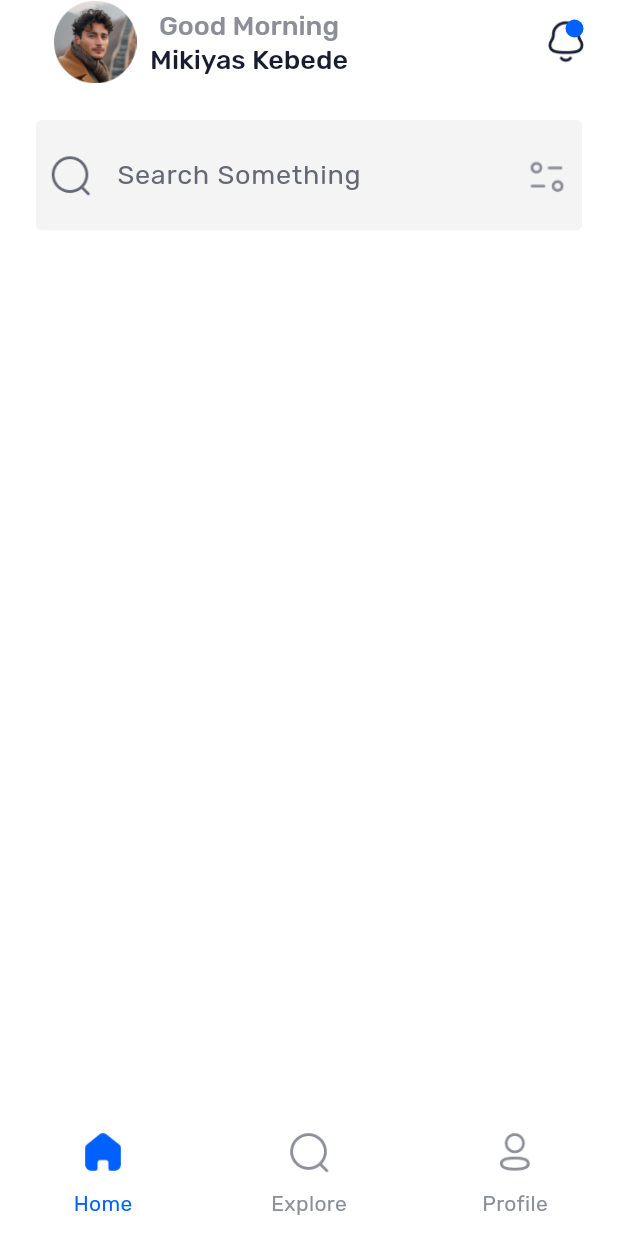
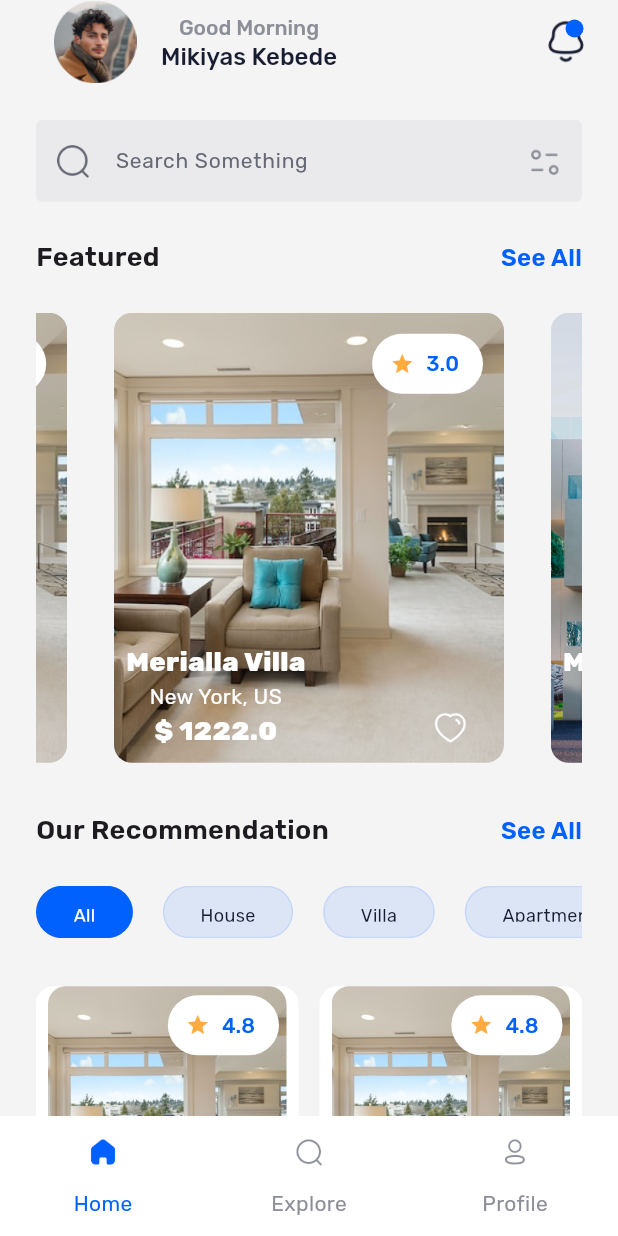
Before and after one commit to Miki0035/flutter_real_state_app, a Flutter app: the MBottomNavigation screen opened directly, on a phone screen of 412 x 824 dp. Run offline on Flutter 3.47's test engine with Material 3 defaults, Android fonts, the light colour scheme and no system bars; drawn by our look-alikes of carousel_slider.

Commit message:
finised home screen, added carousel, changed font size

```diff
--- /dev/null
+++ b/lib/common/widgets/headline_text.dart
@@ -0,0 +1,35 @@
+import 'package:flutter/material.dart';
+import 'package:real_state_app/utilis/constants/colors.dart';
+import 'package:real_state_app/utilis/constants/sizes.dart';
+
+class MHeadline extends StatelessWidget {
+  const MHeadline(
+      {super.key, required this.leadingText, this.trailingText = ""});
+
+  final String leadingText;
+  final String trailingText;
+
+  @override
+  Widget build(BuildContext context) {
+    return Row(
+      mainAxisAlignment: MainAxisAlignment.spaceBetween,
+      children: [
+        Flexible(
+          child: Text(
+            leadingText,
+            style: const TextStyle(
+                fontSize: MSize.fontSizeLg, fontWeight: FontWeight.w600),
+          ),
+        ),
+        if (trailingText.isNotEmpty)
+          Text(
+            trailingText,
+            style: const TextStyle(
+                fontSize: MSize.fontSizeMd,
+                color: MColor.blue,
+                fontWeight: FontWeight.w600),
+          ),
+      ],
+    );
+  }
+}
--- a/lib/common/widgets/search_bar.dart
+++ b/lib/common/widgets/search_bar.dart
@@ -11,11 +11,12 @@ class MSearchBar extends StatelessWidget {
   @override
   Widget build(BuildContext context) {
     return Container(
-      padding: const EdgeInsets.all(8.0),
       decoration: BoxDecoration(
         borderRadius: BorderRadius.circular(4.0),
         color: MColor.veryLightBlack.withValues(alpha: 0.1),
       ),
+      child: Padding(
+        padding: const EdgeInsets.symmetric(horizontal: 12.0),
         child: Row(
           mainAxisAlignment: MainAxisAlignment.spaceBetween,
           children: [
@@ -28,12 +29,12 @@ class MSearchBar extends StatelessWidget {
                       border: InputBorder.none,
                       icon: Image.asset(
                         MImage.search,
-                      width: 30,
-                      height: 30,
+                        width: 25,
+                        height: 25,
                       ),
                       labelText: "Search Something",
                       labelStyle: const TextStyle(
-                        fontSize: MSize.fontSizeLg, color: MColor.lightBlack),
+                          fontSize: MSize.fontSizeSm, color: MColor.lightBlack),
                     ),
                   ),
                 ),
@@ -41,10 +42,11 @@ class MSearchBar extends StatelessWidget {
             ),
             Image.asset(
               MImage.filter,
-            width: 30,
-            height: 30,
+              width: 25,
+              height: 25,
             )
           ],
+        ),
       ),
     );
   }
--- /dev/null
+++ b/lib/features/home/models/apartment_model.dart
@@ -0,0 +1,14 @@
+class ApartmentModel {
+  final String image;
+  final String apartmentName;
+  final String location;
+  final double rating;
+  final double price;
+
+  ApartmentModel(
+      {required this.image,
+      required this.apartmentName,
+      required this.location,
+      required this.rating,
+      required this.price});
+}
--- a/lib/features/home/screens/home.dart
+++ b/lib/features/home/screens/home.dart
@@ -1,17 +1,53 @@
 import 'package:flutter/material.dart';
 import 'package:real_state_app/common/widgets/appbar.dart';
+import 'package:real_state_app/common/widgets/headline_text.dart';
 import 'package:real_state_app/common/widgets/icons/bell_icon.dart';
 import 'package:real_state_app/common/widgets/search_bar.dart';
+import 'package:real_state_app/features/home/models/apartment_model.dart';
+import 'package:real_state_app/features/home/screens/widgets/carousel_item_widget.dart';
+import 'package:real_state_app/features/home/screens/widgets/custom_grid_view_item.dart';
+import 'package:real_state_app/features/home/screens/widgets/home_menu_item.dart';
 import 'package:real_state_app/utilis/constants/colors.dart';
 import 'package:real_state_app/utilis/constants/images.dart';
 import 'package:real_state_app/utilis/constants/sizes.dart';
+import 'package:carousel_slider/carousel_slider.dart';
 
 class MHomeScreen extends StatelessWidget {
-  const MHomeScreen({super.key});
+  MHomeScreen({super.key});
+
+  final List<ApartmentModel> apartments = [
+    ApartmentModel(
+        image: MImage.newYork,
+        apartmentName: "Merialla Villa",
+        location: "New York, US",
+        rating: 3.0,
+        price: 1222),
+    ApartmentModel(
+        image: MImage.japan,
+        apartmentName: "Modernica Villa",
+        location: "New York, US",
+        rating: 3.8,
+        price: 1500),
+    ApartmentModel(
+        image: MImage.japan,
+        apartmentName: "Modernica Villa",
+        location: "New York, US",
+        rating: 3.3,
+        price: 2000),
+    ApartmentModel(
+        image: MImage.newYork,
+        apartmentName: "Merialla Villa",
+        location: "New York, US",
+        rating: 2.5,
+        price: 2580),
+  ];
+
+  final List<String> menus = ["All", "House", "Villa", "Apartments", "Others"];
 
   @override
   Widget build(BuildContext context) {
     return Scaffold(
+      backgroundColor: MColor.veryLightBlack.withValues(alpha: 0.1),
       appBar: MAppBar(
           title: Row(
             mainAxisAlignment: MainAxisAlignment.start,
@@ -31,7 +67,7 @@ class MHomeScreen extends StatelessWidget {
                       "Good Morning",
                       style: TextStyle(
                           color: MColor.veryLightBlack,
-                          fontSize: MSize.fontSizeLg,
+                          fontSize: MSize.fontSizeSm,
                           fontWeight: FontWeight.w500),
                     ),
                     Text(
@@ -39,7 +75,7 @@ class MHomeScreen extends StatelessWidget {
                       style: TextStyle(
                           color: MColor.black,
                           fontWeight: FontWeight.w500,
-                          fontSize: MSize.fontSizeLg),
+                          fontSize: MSize.fontSizeMd),
                     ),
                   ],
                 ),
@@ -47,12 +83,91 @@ class MHomeScreen extends StatelessWidget {
             ],
           ),
           actions: const [MBellIcon()]),
-      body: const SingleChildScrollView(
+      body: SingleChildScrollView(
         child: Padding(
-          padding: EdgeInsets.all(MSize.defaultSpace),
+          padding: const EdgeInsets.all(MSize.defaultSpace),
           child: Column(
             children: [
-              MSearchBar(),
+              //SEARCH BAR
+              const MSearchBar(),
+              const SizedBox(
+                height: MSize.defaultSpace,
+              ),
+
+              // HEADLINE TEXT
+              const MHeadline(
+                leadingText: "Featured",
+                trailingText: "See All",
+              ),
+              const SizedBox(
+                height: MSize.defaultSpace,
+              ),
+
+              //CAROUSEL SLIDER
+              CarouselSlider.builder(
+                options: CarouselOptions(
+                  autoPlay: true,
+                  height: 300,
+                  scrollDirection: Axis.horizontal,
+                ),
+                itemCount: apartments.length,
+                itemBuilder: (_, int itemIndex, int pageViewIndex) =>
+                    MCarouselItem(
+                        image: apartments[itemIndex].image,
+                        apartmentName: apartments[itemIndex].apartmentName,
+                        location: apartments[itemIndex].location,
+                        rating: apartments[itemIndex].rating,
+                        price: apartments[itemIndex].price),
+              ),
+
+              const SizedBox(
+                height: MSize.spaceBtwSections,
+              ),
+
+              const MHeadline(
+                leadingText: "Our Recommendation",
+                trailingText: "See All",
+              ),
+
+              const SizedBox(
+                height: MSize.defaultSpace,
+              ),
+
+              // MENUS
+              SizedBox(
+                height: 35,
+                child: ListView.separated(
+                  separatorBuilder: (_, index) => const SizedBox(
+                    width: 20,
+                  ),
+                  scrollDirection: Axis.horizontal,
+                  itemCount: menus.length,
+                  itemBuilder: (_, index) =>
+                      MHomeMenu(menu: menus[index], index: index),
+                ),
+              ),
+
+              const SizedBox(
+                height: MSize.spaceBtwSections,
+              ),
+
+              // GRID VIEW
+              GridView.builder(
+                  shrinkWrap: true,
+                  physics: const NeverScrollableScrollPhysics(),
+                  itemCount: 4,
+                  gridDelegate: const SliverGridDelegateWithFixedCrossAxisCount(
+                      crossAxisCount: 2,
+                      crossAxisSpacing: 14,
+                      childAspectRatio: 8 / 14,
+                      mainAxisSpacing: 12),
+                  itemBuilder: (_, index) => const MHomeGridItem(
+                        image: MImage.newYork,
+                        apartmentName: "La Grand Maison",
+                        location: "Tokyo, Japan",
+                        price: 12219,
+                        rating: 4.8,
+                      ))
             ],
           ),
         ),
--- /dev/null
+++ b/lib/features/home/screens/widgets/carousel_item_widget.dart
@@ -0,0 +1,114 @@
+import 'package:flutter/material.dart';
+import 'package:real_state_app/utilis/constants/colors.dart';
+import 'package:real_state_app/utilis/constants/images.dart';
+import 'package:real_state_app/utilis/constants/sizes.dart';
+
+class MCarouselItem extends StatelessWidget {
+  const MCarouselItem({
+    super.key,
+    required this.image,
+    required this.apartmentName,
+    required this.location,
+    required this.rating,
+    required this.price,
+  });
+
+  final String image;
+  final String apartmentName;
+  final String location;
+  final double rating;
+  final double price;
+
+  @override
+  Widget build(BuildContext context) {
+    return ClipRRect(
+      borderRadius: BorderRadius.circular(12.0),
+      child: SizedBox(
+        width: 260,
+        height: 300,
+        child: Stack(
+          children: [
+            // BACKGROUND IMAGE
+            Positioned.fill(
+              child: Image.asset(
+                image,
+                fit: BoxFit.cover,
+              ),
+            ),
+            // APARTEMENT DISCRIPTION
+            Positioned(
+              left: 0,
+              bottom: 0,
+              child: Padding(
+                padding: const EdgeInsets.all(8.0),
+                child: Column(
+                  mainAxisAlignment: MainAxisAlignment.start,
+                  children: [
+                    Text(
+                      apartmentName,
+                      style: const TextStyle(
+                          color: Colors.white,
+                          fontSize: MSize.fontSizeLg,
+                          fontWeight: FontWeight.w800),
+                    ),
+                    Text(
+                      location,
+                      style: const TextStyle(
+                        color: Colors.white,
+                        fontSize: MSize.fontSizeSm,
+                      ),
+                    ),
+                    Text(
+                      "\$ $price",
+                      style: const TextStyle(
+                          color: Colors.white,
+                          fontWeight: FontWeight.w800,
+                          fontSize: MSize.fontSizeLg),
+                    ),
+                  ],
+                ),
+              ),
+            ),
+
+            // HEART ICON
+            Positioned(
+              right: 12,
+              bottom: 0,
+              child: IconButton(
+                onPressed: () {},
+                icon: Image.asset(
+                  MImage.heart,
+                  width: MSize.iconMd,
+                  height: MSize.iconMd,
+                ),
+              ),
+            ),
+
+            // RATING
+            Positioned(
+              right: 14,
+              top: 10,
+              child: TextButton.icon(
+                style: TextButton.styleFrom(
+                  backgroundColor: Colors.white,
+                  iconSize: MSize.iconSm,
+                  iconColor: Colors.orangeAccent,
+                  side: const BorderSide(width: 1.0, color: Colors.transparent),
+                ),
+                onPressed: () {},
+                label: Text(
+                  "$rating",
+                  style: const TextStyle(
+                    color: MColor.blue,
+                  ),
+                ),
+                iconAlignment: IconAlignment.start,
+                icon: const Icon(Icons.star),
+              ),
+            ),
+          ],
+        ),
+      ),
+    );
+  }
+}
--- /dev/null
+++ b/lib/features/home/screens/widgets/custom_grid_view_item.dart
@@ -0,0 +1,116 @@
+import 'package:flutter/material.dart';
+import 'package:real_state_app/utilis/constants/colors.dart';
+import 'package:real_state_app/utilis/constants/images.dart';
+import 'package:real_state_app/utilis/constants/sizes.dart';
+
+class MHomeGridItem extends StatelessWidget {
+  const MHomeGridItem({
+    super.key,
+    required this.image,
+    required this.rating,
+    required this.apartmentName,
+    required this.location,
+    required this.price,
+  });
+
+  final String image;
+  final double rating;
+  final String apartmentName;
+  final String location;
+  final double price;
+
+  @override
+  Widget build(BuildContext context) {
+    return Container(
+      padding: const EdgeInsets.symmetric(horizontal: 8.0),
+      decoration: BoxDecoration(
+          color: Colors.white, borderRadius: BorderRadius.circular(12.0)),
+      child: Column(
+        crossAxisAlignment: CrossAxisAlignment.start,
+        children: [
+          SizedBox(
+            width: double.infinity,
+            height: 200,
+            child: ClipRRect(
+              borderRadius: BorderRadius.circular(12.0),
+              child: Stack(
+                children: [
+                  Positioned.fill(
+                    child: Image.asset(
+                      image,
+                      fit: BoxFit.cover,
+                    ),
+                  ),
+                  // RATING
+                  Positioned(
+                    right: 5,
+                    top: 2,
+                    child: TextButton.icon(
+                      style: TextButton.styleFrom(
+                        backgroundColor: Colors.white,
+                        iconSize: MSize.iconSm,
+                        iconColor: Colors.orangeAccent,
+                        side: const BorderSide(
+                            width: 1.0, color: Colors.transparent),
+                      ),
+                      onPressed: () {},
+                      label: Text(
+                        "$rating",
+                        style: const TextStyle(
+                          color: MColor.blue,
+                        ),
+                      ),
+                      iconAlignment: IconAlignment.start,
+                      icon: const Icon(Icons.star),
+                    ),
+                  ),
+                ],
+              ),
+            ),
+          ),
+          const SizedBox(
+            height: 8.0,
+          ),
+          Text(
+            apartmentName,
+            style: const TextStyle(
+              fontWeight: FontWeight.w600,
+              fontSize: MSize.fontSizeMd,
+            ),
+          ),
+          const SizedBox(
+            height: 4.0,
+          ),
+          Text(
+            location,
+            style: const TextStyle(
+                fontSize: MSize.fontSizeSm, color: MColor.lightBlack),
+          ),
+          Row(
+            mainAxisAlignment: MainAxisAlignment.spaceBetween,
+            children: [
+              //PRICE
+              Text(
+                '\$$price',
+                style: const TextStyle(
+                  color: MColor.blue,
+                  fontWeight: FontWeight.w600,
+                ),
+              ),
+              // HEAR ICON
+              IconButton(
+                onPressed: () {},
+                icon: Image.asset(
+                  MImage.heart,
+                  color: Colors.black,
+                  width: MSize.iconMd,
+                  height: MSize.iconMd,
+                ),
+              ),
+            ],
+          )
+        ],
+      ),
+    );
+  }
+}
--- /dev/null
+++ b/lib/features/home/screens/widgets/home_menu_item.dart
@@ -0,0 +1,38 @@
+import 'package:flutter/material.dart';
+import 'package:real_state_app/utilis/constants/colors.dart';
+import 'package:real_state_app/utilis/constants/sizes.dart';
+
+class MHomeMenu extends StatelessWidget {
+  const MHomeMenu({
+    super.key,
+    required this.menu,
+    required this.index,
+  });
+
+  final String menu;
+  final int index;
+
+  @override
+  Widget build(BuildContext context) {
+    return Container(
+      padding: const EdgeInsets.symmetric(
+          vertical: 10.0, horizontal: MSize.defaultSpace),
+      decoration: BoxDecoration(
+          border: Border.all(color: MColor.lightBlue.withValues(alpha: 0.1)),
+          color: index == 0
+              ? MColor.blue
+              : MColor.lightBlue.withValues(alpha: 0.1),
+          borderRadius: BorderRadius.circular(24.0)),
+      child: Center(
+        child: Text(
+          menu,
+          textAlign: TextAlign.center,
+          style: TextStyle(
+              color: index == 0 ? Colors.white : MColor.black,
+              fontSize: 12.0,
+              fontWeight: FontWeight.w400),
+        ),
+      ),
+    );
+  }
+}
--- a/lib/features/navigation/providers/bottom_navigation_provider.dart
+++ b/lib/features/navigation/providers/bottom_navigation_provider.dart
@@ -7,7 +7,7 @@ class DestinationChange with ChangeNotifier {
   int _selectedIndex = 0;
 
   final List<Widget> appScreens = [
-    const MHomeScreen(),
+     MHomeScreen(),
     const MExploreScreen(),
     MProfileScreen(),
   ];
--- a/lib/features/navigation/screens/widgets/custom_bottom_navigation_menu.dart
+++ b/lib/features/navigation/screens/widgets/custom_bottom_navigation_menu.dart
@@ -30,8 +30,8 @@ class MBottomNavigationMenu extends StatelessWidget {
                   ? MColor.blue
                   : MColor.veryLightBlack,
               image: AssetImage(icon),
-              width: 30,
-              height: 30,
+              width: 20,
+              height: 20,
             ),
           ),
           Text(
--- a/lib/features/profile/screens/profile.dart
+++ b/lib/features/profile/screens/profile.dart
@@ -33,7 +33,7 @@ class MProfileScreen extends StatelessWidget {
         title: Text(
           MText.profile,
           style: TextStyle(
-              fontWeight: FontWeight.w600, fontSize: MSize.fontSizeLg * 1.3),
+              fontWeight: FontWeight.w600, fontSize: MSize.fontSizeLg),
         ),
         actions: [MBellIcon()],
       ),
@@ -49,7 +49,7 @@ class MProfileScreen extends StatelessWidget {
 
               Divider(
                 color: MColor.lightBlue.withValues(alpha: 0.1),
-                height: 1.0,
+                height: 2.0,
               ),
 
               ...upperListMenus.map((menu) =>
--- a/lib/features/profile/screens/widgets/custom_list_tile.dart
+++ b/lib/features/profile/screens/widgets/custom_list_tile.dart
@@ -21,21 +21,20 @@ class MCustomListTile extends StatelessWidget {
     return ListTile(
       leading: Image(
         image: AssetImage(icon),
-        width: 30,
-        height: 30,
+        width: 20,
+        height: 20,
       ),
       title: Text(
         title,
         style: TextStyle(
             color: color,
-            fontWeight: FontWeight.w600,
-            fontSize: MSize.fontSizeLg),
+            fontSize: MSize.fontSizeMd),
       ),
       trailing: showTrailing
           ? const Image(
               image: AssetImage(MImage.rightArrow),
-              width: 25,
-              height: 25,
+              width: 20,
+              height: 20,
             )
           : null,
     );
--- a/lib/features/profile/screens/widgets/profile_image_with_username.dart
+++ b/lib/features/profile/screens/widgets/profile_image_with_username.dart
@@ -49,7 +49,7 @@ class MAvatarHeading extends StatelessWidget {
               'Mikiyas Kebede',
               style: TextStyle(
                   fontWeight: FontWeight.w600,
-                  fontSize: MSize.fontSizeLg * 1.5),
+                  fontSize: MSize.fontSizeLg),
             )
           ],
         ),
--- a/pubspec.yaml
+++ b/pubspec.yaml
@@ -12,6 +12,7 @@ dependencies:
 
   # UTILITY PACKAGES
   flutter_native_splash: ^2.4.5
+  carousel_slider: ^5.0.0
 
   # STATE MANAGEMENT
   provider: ^6.1.2
```
Also changed, not shown: pubspec.lock, 4 other files. Lines whose indentation alone changed are shown as unchanged.
